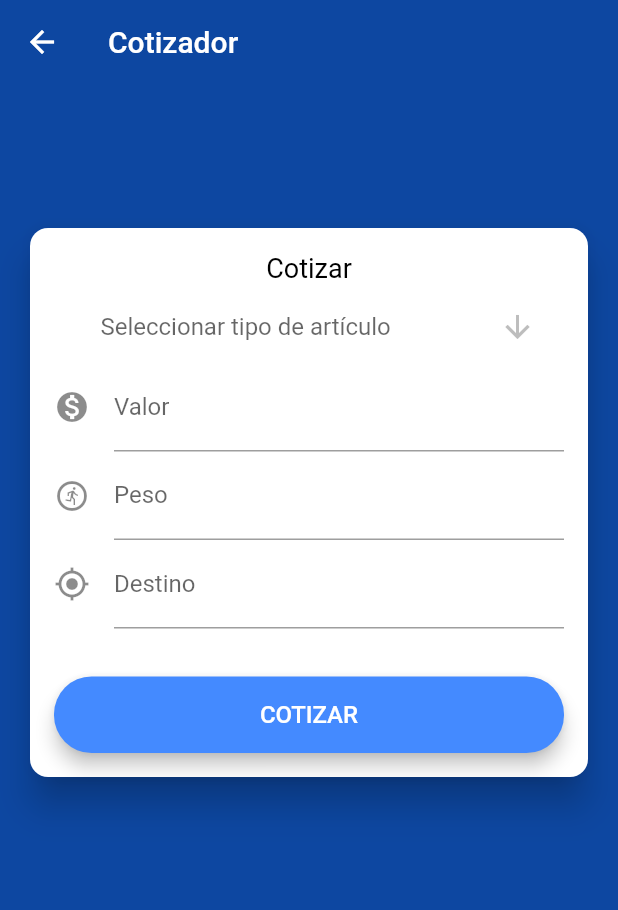
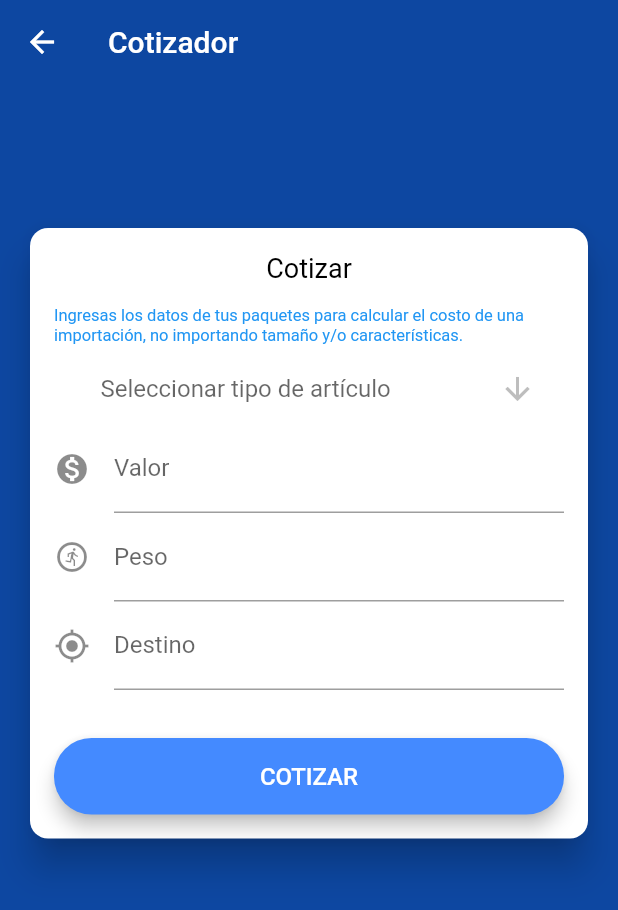
Before and after one commit to Double-DOS/fastmail_fiverr_order, a Flutter app: the CotizadorPage screen opened by its route, on a phone screen of 412 x 824 dp. Shown: the top 910 px of the screen. Run offline on Flutter 3.47's test engine with Material 2 defaults, Android fonts, the phone set to English and light mode, and no system bars; our stand-ins replace email_validator, flutter_easyloading, google_fonts, rxdart; network calls fail.

Commit message:
UPdate cotizador
se agrega texto informativo en el cotizador

```diff
--- a/fastmail_flutter/lib/src/pages/cotizadorPoBox_page.dart
+++ b/fastmail_flutter/lib/src/pages/cotizadorPoBox_page.dart
@@ -90,6 +90,15 @@ class __CotizadorPageState extends State<CotizadorPage> {
                   child: Text(
                     'Cotizar',
                     style: TextStyle(fontSize: 18.0, color: Colors.black),
+                  ),
+                ),
+                SizedBox(height: 15.0),
+                Container(
+                  alignment: Alignment.center,
+                  width: double.infinity,
+                  child: Text(
+                    'Ingresas los datos de tus paquetes para calcular el costo de una importación, no importando tamaño y/o características.',
+                    style: TextStyle(fontSize: 11.0, color: Colors.blue),
                   ),
                 ),
                 _crearTipoArticulo(),
```
